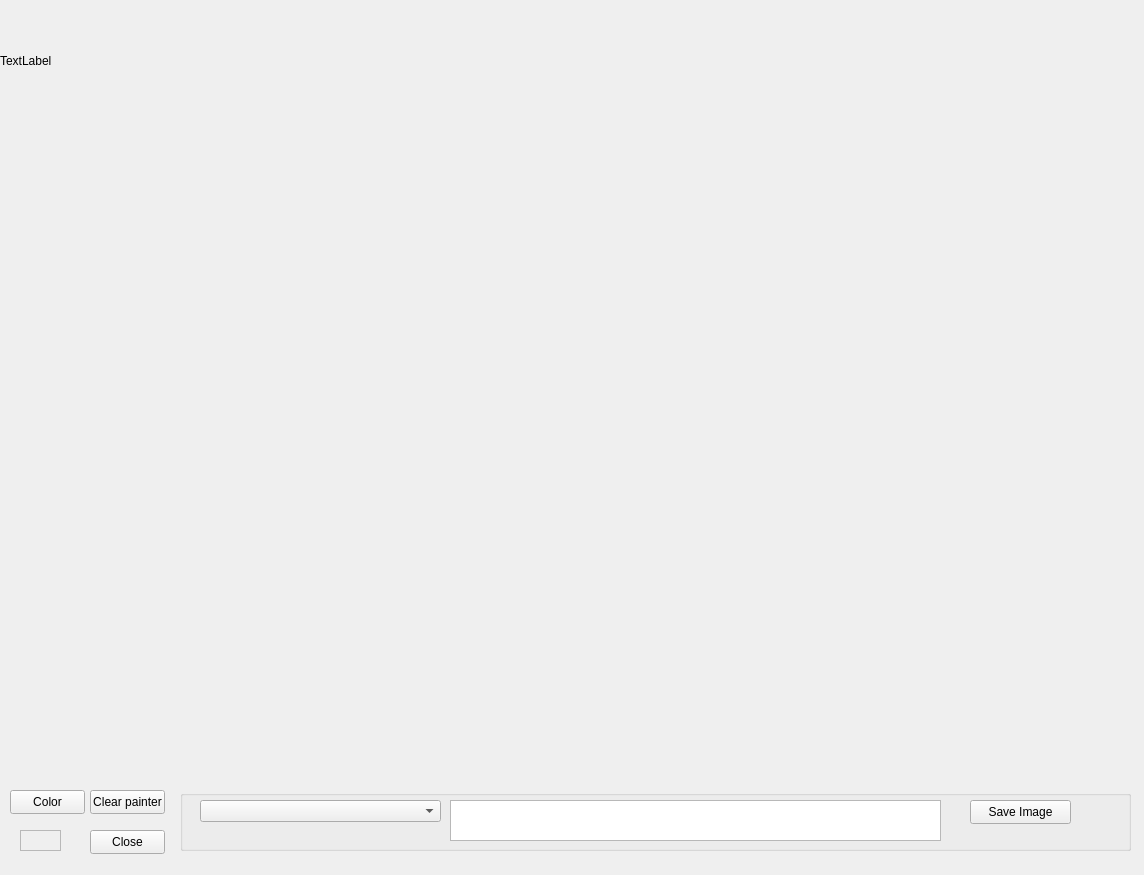
Before: the Qt Designer form namalysator/w_screenshoterror.ui in phungthomas/Namalysator, drawn with Qt 5.
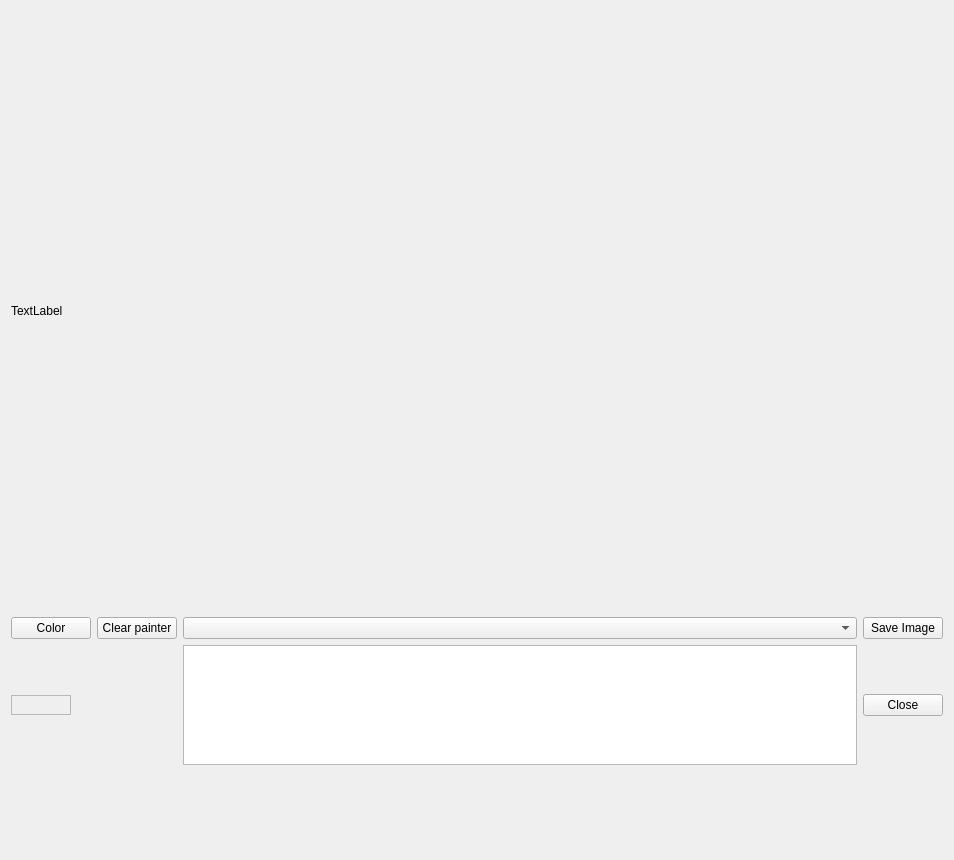
After: the same form once the commit is applied.

Commit message: screenshot error review and db request enhanced

Diff of the .ui file:
```diff
--- a/namalysator/w_screenshoterror.ui
+++ b/namalysator/w_screenshoterror.ui
@@ -6,125 +6,84 @@
    <rect>
     <x>0</x>
     <y>0</y>
-    <width>1144</width>
-    <height>875</height>
+    <width>954</width>
+    <height>860</height>
    </rect>
   </property>
+  <property name="sizePolicy">
+   <sizepolicy hsizetype="Expanding" vsizetype="Expanding">
+    <horstretch>0</horstretch>
+    <verstretch>0</verstretch>
+   </sizepolicy>
+  </property>
+  <property name="minimumSize">
+   <size>
+    <width>300</width>
+    <height>300</height>
+   </size>
+  </property>
   <property name="windowTitle">
    <string>Form</string>
   </property>
+  <layout class="QVBoxLayout" name="verticalLayout_2">
+   <item>
+    <layout class="QVBoxLayout" name="verticalLayout">
+     <property name="sizeConstraint">
+      <enum>QLayout::SetDefaultConstraint</enum>
+     </property>
+     <item>
   <widget class="QLabel" name="label">
-   <property name="geometry">
-    <rect>
-     <x>0</x>
-     <y>0</y>
-     <width>291</width>
-     <height>121</height>
-    </rect>
+       <property name="sizePolicy">
+        <sizepolicy hsizetype="Expanding" vsizetype="Expanding">
+         <horstretch>0</horstretch>
+         <verstretch>0</verstretch>
+        </sizepolicy>
+       </property>
+       <property name="minimumSize">
+        <size>
+         <width>600</width>
+         <height>600</height>
+        </size>
    </property>
    <property name="text">
     <string>TextLabel</string>
    </property>
   </widget>
-  <widget class="QGroupBox" name="groupBoxSaveError">
-   <property name="enabled">
-    <bool>true</bool>
-   </property>
-   <property name="geometry">
-    <rect>
-     <x>180</x>
-     <y>790</y>
-     <width>951</width>
-     <height>61</height>
-    </rect>
-   </property>
-   <property name="title">
-    <string/>
-   </property>
-   <widget class="QComboBox" name="comboBoxErrorType">
-    <property name="geometry">
-     <rect>
-      <x>20</x>
-      <y>10</y>
-      <width>241</width>
-      <height>22</height>
-     </rect>
-    </property>
-   </widget>
-   <widget class="QTextEdit" name="txtCommentaire">
-    <property name="geometry">
-     <rect>
-      <x>270</x>
-      <y>10</y>
-      <width>491</width>
-      <height>41</height>
-     </rect>
-    </property>
-   </widget>
+     </item>
+     <item>
+      <layout class="QHBoxLayout" name="horizontalLayout">
+       <item>
+        <layout class="QGridLayout" name="gridLayout">
+         <item row="0" column="3">
    <widget class="QPushButton" name="btnSave">
-    <property name="geometry">
-     <rect>
-      <x>790</x>
-      <y>10</y>
-      <width>101</width>
-      <height>24</height>
-     </rect>
-    </property>
     <property name="text">
      <string>Save Image</string>
     </property>
    </widget>
-  </widget>
-  <widget class="QPushButton" name="btnClearPainter">
-   <property name="geometry">
-    <rect>
-     <x>90</x>
-     <y>790</y>
-     <width>75</width>
-     <height>24</height>
-    </rect>
-   </property>
-   <property name="text">
-    <string>Clear painter</string>
-   </property>
-  </widget>
-  <widget class="QPushButton" name="btnClose">
-   <property name="geometry">
-    <rect>
-     <x>90</x>
-     <y>830</y>
-     <width>75</width>
-     <height>24</height>
-    </rect>
-   </property>
-   <property name="text">
-    <string>Close</string>
-   </property>
-  </widget>
+         </item>
+         <item row="0" column="0">
   <widget class="QPushButton" name="btnColor">
-   <property name="geometry">
-    <rect>
-     <x>10</x>
-     <y>790</y>
-     <width>75</width>
-     <height>24</height>
-    </rect>
-   </property>
    <property name="text">
     <string>Color</string>
    </property>
   </widget>
+         </item>
+         <item row="1" column="0">
   <widget class="QTextEdit" name="boxColor">
    <property name="enabled">
     <bool>false</bool>
    </property>
-   <property name="geometry">
-    <rect>
-     <x>20</x>
-     <y>830</y>
-     <width>41</width>
-     <height>21</height>
-    </rect>
+           <property name="minimumSize">
+            <size>
+             <width>10</width>
+             <height>10</height>
+            </size>
+           </property>
+           <property name="maximumSize">
+            <size>
+             <width>60</width>
+             <height>20</height>
+            </size>
    </property>
    <property name="verticalScrollBarPolicy">
     <enum>Qt::ScrollBarAlwaysOff</enum>
@@ -133,19 +92,54 @@
     <enum>Qt::ScrollBarAlwaysOff</enum>
    </property>
   </widget>
+         </item>
+         <item row="0" column="1">
+          <widget class="QPushButton" name="btnClearPainter">
+           <property name="text">
+            <string>Clear painter</string>
+           </property>
+          </widget>
+         </item>
+         <item row="1" column="3">
+          <widget class="QPushButton" name="btnClose">
+           <property name="text">
+            <string>Close</string>
+           </property>
+          </widget>
+         </item>
+         <item row="1" column="2">
+          <widget class="QTextEdit" name="txtCommentaire">
+           <property name="minimumSize">
+            <size>
+             <width>10</width>
+             <height>0</height>
+            </size>
+           </property>
+           <property name="maximumSize">
+            <size>
+             <width>16777215</width>
+             <height>120</height>
+            </size>
+           </property>
+          </widget>
+         </item>
+         <item row="0" column="2">
+          <widget class="QComboBox" name="comboBoxErrorType"/>
+         </item>
+         <item row="2" column="2">
   <widget class="QLabel" name="lbComment">
-   <property name="geometry">
-    <rect>
-     <x>190</x>
-     <y>850</y>
-     <width>661</width>
-     <height>21</height>
-    </rect>
-   </property>
    <property name="text">
     <string/>
    </property>
   </widget>
+         </item>
+        </layout>
+       </item>
+      </layout>
+     </item>
+    </layout>
+   </item>
+  </layout>
  </widget>
  <resources/>
  <connections/>
```
Lines whose indentation alone changed are shown as unchanged. The commit also changes 3 other files.
